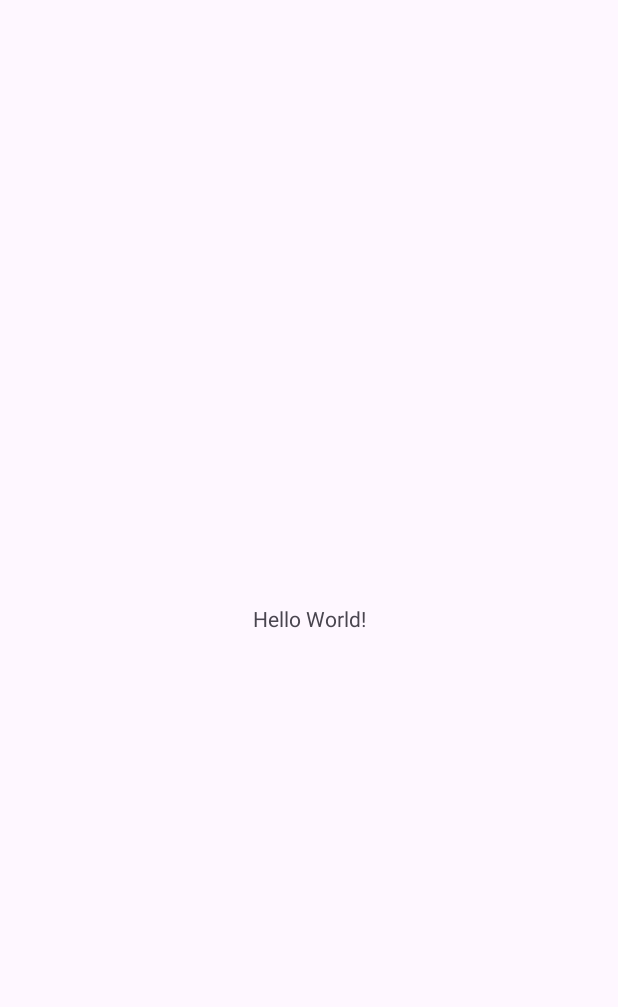
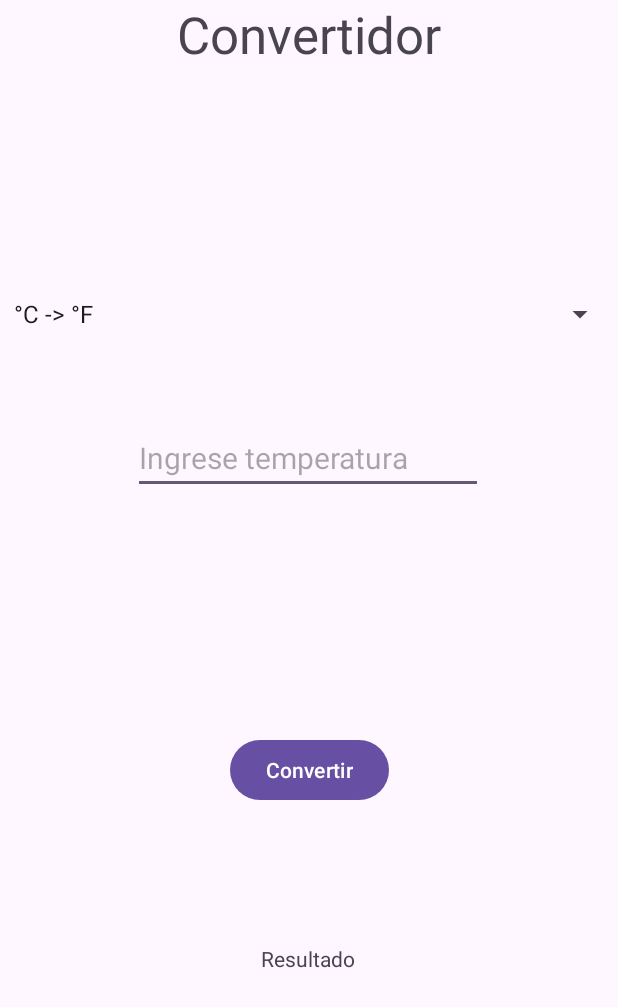
Before and after one commit to HecMurillo/DS41_Practica_1, an Android app: the screen it shows after launch (MainActivity), on a phone screen of 412 x 824 dp. Before the commit the part shown is almost empty. Shown: the top 1007 px of the screen. Run offline under Robolectric (Android 15) with nearby library versions, the phone set to English and light mode, and no system bars.

Commit message:
Se realizo el codiog de la listbar para la seleccion de temperaturas

```diff
--- a/app/src/main/java/com/julitoelnoob/convertidor/MainActivity.kt
+++ b/app/src/main/java/com/julitoelnoob/convertidor/MainActivity.kt
@@ -2,10 +2,74 @@ package com.julitoelnoob.convertidor
 
 import androidx.appcompat.app.AppCompatActivity
 import android.os.Bundle
+import android.view.View
+import android.widget.AdapterView
+import android.widget.ArrayAdapter
+import android.widget.Button
+import android.widget.EditText
+import android.widget.Spinner
+import android.widget.TextView
 
 class MainActivity : AppCompatActivity() {
+
+    private var temperature: String =""
+    private var selectedOption: Int = 0
     override fun onCreate(savedInstanceState: Bundle?) {
         super.onCreate(savedInstanceState)
         setContentView(R.layout.activity_main)
+
+        val button = findViewById<Button>(R.id.button)
+        val result = findViewById<TextView>(R.id.textView)
+        val option = findViewById<Spinner>(R.id.spinner)
+        val temp= findViewById<EditText>(R.id.editTextNumberDecimal)
+
+        button.setOnClickListener {
+
+            temperature =temp.text.toString()
+            conversion(selectedOption)
+
+        }
+        if (option !=null){
+            val adapter = ArrayAdapter(
+                this,
+                android.R.layout.simple_spinner_item,
+                resources.getStringArray(R.array.convert_options)
+            )
+            option.adapter = adapter
+
+            option.onItemSelectedListener = object : AdapterView.OnItemSelectedListener{
+                override fun onItemSelected(p0: AdapterView<*>?, p1: View?, position: Int, p3: Long) {
+                    selectedOption = position
+                }
+
+                override fun onNothingSelected(p0: AdapterView<*>?) {
+                    TODO("Not yet implemented")
+                }
+
+            }
+        }
+    }
+
+    private fun conversion(option: Int) {
+        when(option){
+            0 ->{
+
+            }
+            1 ->{
+
+            }
+            2 ->{
+
+            }
+            3 ->{
+
+            }
+            4 ->{
+
+            }
+            5 ->{
+
+            }
+        }
     }
 }
--- a/app/src/main/res/layout/activity_main.xml
+++ b/app/src/main/res/layout/activity_main.xml
@@ -7,12 +7,61 @@
     tools:context=".MainActivity">
 
     <TextView
+        android:id="@+id/textView2"
         android:layout_width="wrap_content"
         android:layout_height="wrap_content"
-        android:text="Hello World!"
-        app:layout_constraintBottom_toBottomOf="parent"
+        android:text="Convertidor"
+        android:textColorHint="#000000"
+        android:textSize="34sp"
         app:layout_constraintEnd_toEndOf="parent"
         app:layout_constraintStart_toStartOf="parent"
         app:layout_constraintTop_toTopOf="parent" />
 
+    <Button
+        android:id="@+id/button"
+        android:layout_width="wrap_content"
+        android:layout_height="wrap_content"
+        android:layout_marginTop="160dp"
+        android:text="Convertir"
+        android:textSize="14sp"
+        app:layout_constraintEnd_toEndOf="parent"
+        app:layout_constraintStart_toStartOf="parent"
+        app:layout_constraintTop_toBottomOf="@+id/editTextNumberDecimal" />
+
+    <TextView
+        android:id="@+id/textView"
+        android:layout_width="wrap_content"
+        android:layout_height="wrap_content"
+        android:text="Resultado"
+        android:textSize="14sp"
+        app:layout_constraintBottom_toBottomOf="parent"
+        app:layout_constraintEnd_toEndOf="parent"
+        app:layout_constraintHorizontal_bias="0.498"
+        app:layout_constraintStart_toStartOf="parent"
+        app:layout_constraintTop_toBottomOf="@+id/button"
+        app:layout_constraintVertical_bias="0.343" />
+
+    <Spinner
+        android:id="@+id/spinner"
+        android:layout_width="409dp"
+        android:layout_height="wrap_content"
+        android:layout_marginTop="152dp"
+        app:layout_constraintEnd_toEndOf="parent"
+        app:layout_constraintStart_toStartOf="parent"
+        app:layout_constraintTop_toBottomOf="@+id/textView2" />
+
+    <EditText
+        android:id="@+id/editTextNumberDecimal"
+        android:layout_width="wrap_content"
+        android:layout_height="wrap_content"
+        android:layout_marginTop="60dp"
+        android:ems="10"
+        android:hint="Ingrese temperatura"
+        android:inputType="numberDecimal"
+        android:textSize="20sp"
+        app:layout_constraintEnd_toEndOf="parent"
+        app:layout_constraintHorizontal_bias="0.497"
+        app:layout_constraintStart_toStartOf="parent"
+        app:layout_constraintTop_toBottomOf="@+id/spinner" />
+
 </androidx.constraintlayout.widget.ConstraintLayout>
--- a/app/src/main/res/values/strings.xml
+++ b/app/src/main/res/values/strings.xml
@@ -1,3 +1,13 @@
 <resources>
     <string name="app_name">convertidor</string>
+
+    <string-array name="convert_options">
+        <item>°C -> °F</item>
+        <item>°C -> °K</item>
+        <item>°F -> °C</item>
+        <item>°F -> °K</item>
+        <item>°K -> °C</item>
+        <item>°K -> °F</item>
+
+    </string-array>
 </resources>
```
